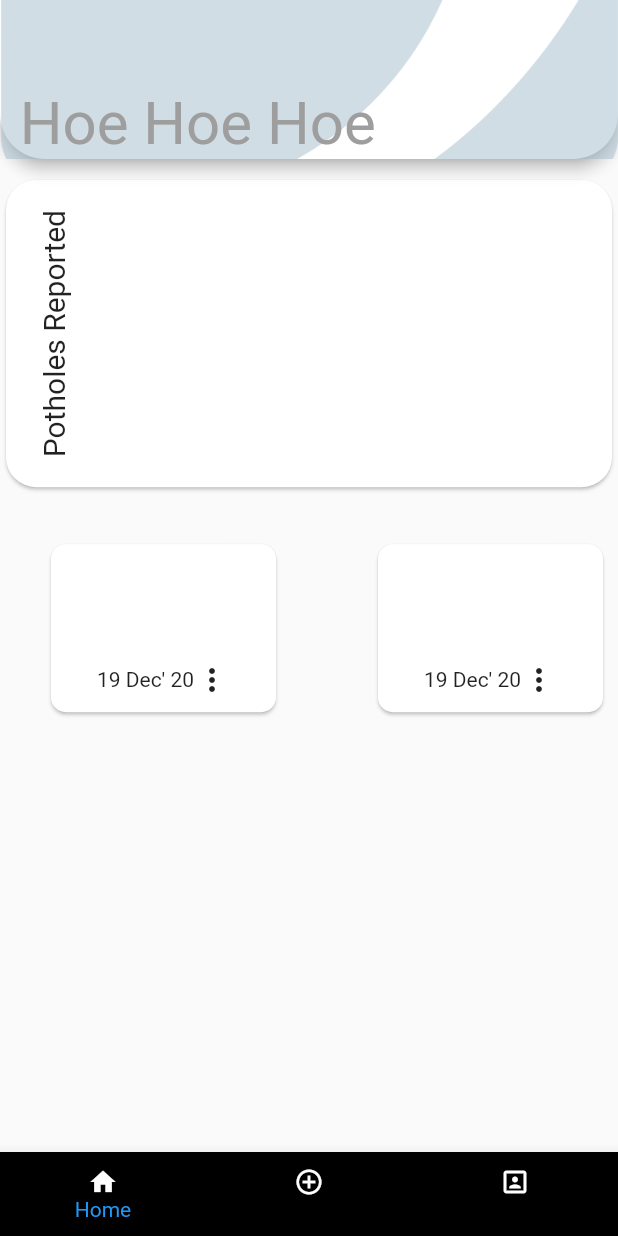
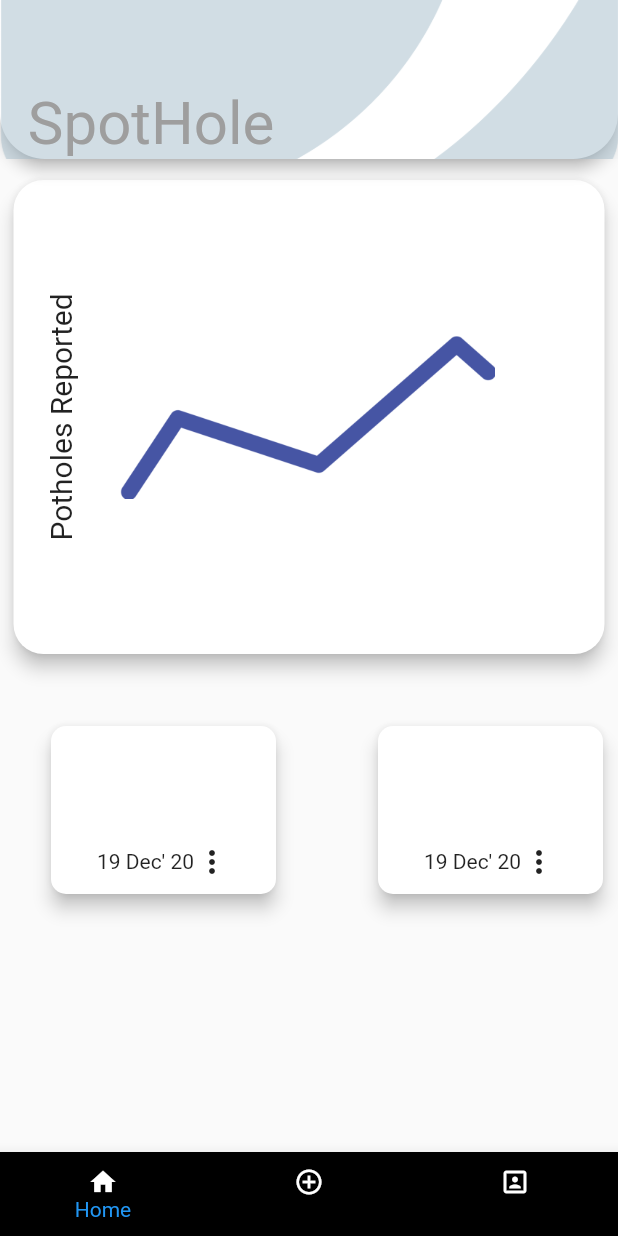
Before and after one commit to mayan-sharma/SIH, a Flutter app: the screen it shows after launch, on a phone screen of 412 x 824 dp. Run offline on Flutter 3.47's test engine with Material 2 defaults, Android fonts, the light colour scheme and no system bars; our stand-ins replace cloud_firestore, geolocator, image_picker; missing offline and left inert: tflite; accounts and stored records are empty.

Commit message:
image added

```diff
--- a/lib/home.dart
+++ b/lib/home.dart
@@ -21,7 +21,7 @@ class Home extends StatelessWidget {
               child: Align(
                 alignment: Alignment(-0.85, 1),
                 child: Text(
-                  "Hoe Hoe Hoe",
+                  "SpotHole",
                   style: TextStyle(
                     color: Colors.grey[500],
                     fontSize: 40.0,
@@ -42,10 +42,11 @@ class PotholesReported extends StatelessWidget {
   @override
   Widget build(BuildContext context) {
     return Container(
-        margin: EdgeInsets.only(top: 10),
+        margin: EdgeInsets.symmetric(vertical: 10, horizontal: 5),
         child: Card(
             shape: RoundedRectangleBorder(
                 borderRadius: BorderRadius.all(Radius.circular(20))),
+            elevation: 5,
             child: Row(children: <Widget>[
               Padding(
                 padding: EdgeInsets.all(20),
@@ -58,6 +59,15 @@ class PotholesReported extends StatelessWidget {
                       ),
                     )),
               ),
+              Padding(
+                padding: const EdgeInsets.all(8.0),
+                child: Image(
+                  image: AssetImage('assets/images/graph_Image.png'),
+                  fit: BoxFit.fitWidth,
+                  width: 250,
+                  height: 300,
+                ),
+              )
             ])));
   }
 }
@@ -109,6 +119,7 @@ class Reports extends StatelessWidget {
         child: Card(
             shape: RoundedRectangleBorder(
                 borderRadius: BorderRadius.all(Radius.circular(10))),
+            elevation: 5,
             child: Column(
               mainAxisAlignment: MainAxisAlignment.spaceAround,
               children: <Widget>[
```
Also changed, not shown: lib/ML/ass.dart (+17 -10 lines), lib/report.dart (+5 -5 lines), assets/images/graph_Image.png (added), 2 other files.
